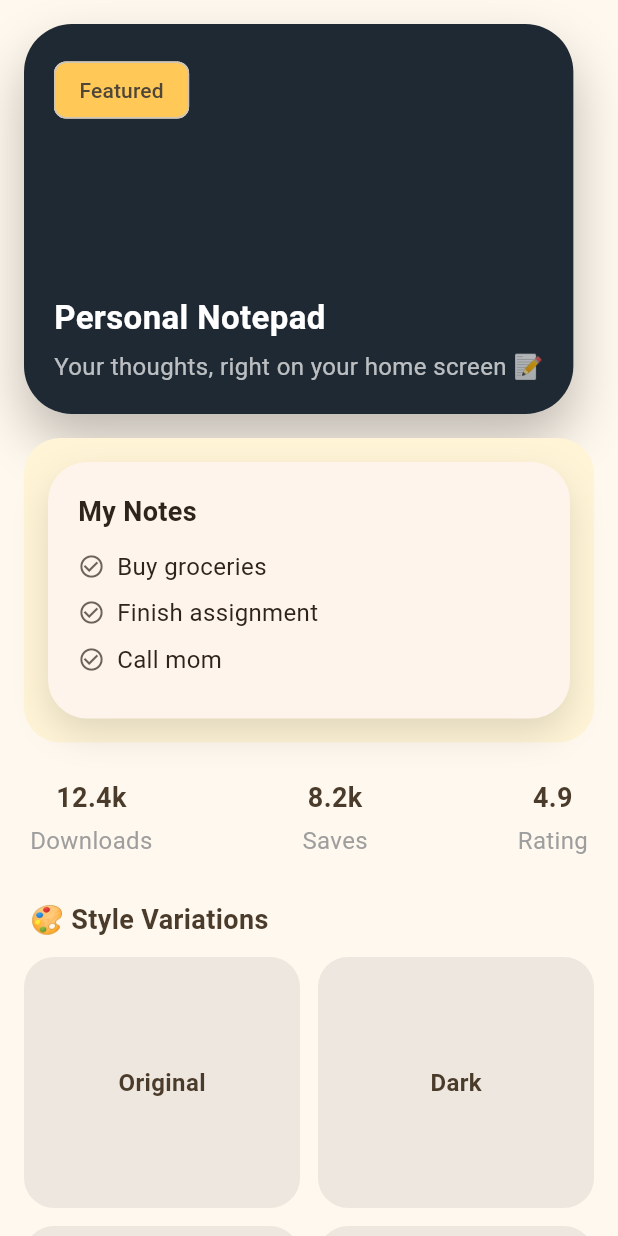
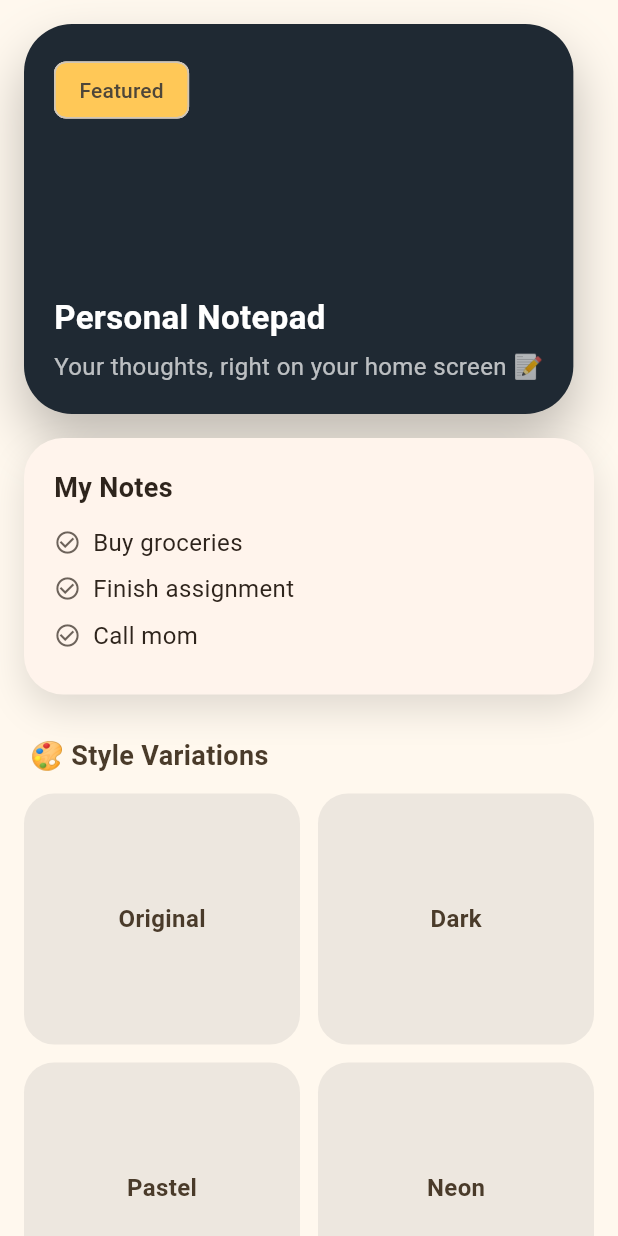
Before and after one commit to rhettTwT/widgetopia-coop, a Flutter app: the NotepadDetailScreen screen opened directly, on a phone screen of 412 x 824 dp. Run offline on Flutter 3.47's test engine with Material 3 defaults, Android fonts, the phone set to English and light mode, and no system bars; our stand-ins replace audioplayers, battery_plus, shared_preferences, table_calendar; accounts and stored records are empty.

Commit message:
Notepad V2

```diff
--- a/flutter_application_1/lib/screens/notpad_detail_screen.dart
+++ b/flutter_application_1/lib/screens/notpad_detail_screen.dart
@@ -43,7 +43,7 @@ class _NotepadDetailScreenState extends State<NotepadDetailScreen> {
           child: Column(
             crossAxisAlignment: CrossAxisAlignment.start,
             children: [
-              /// HERO CARD
+              /// HERO
               Hero(
                 tag: "notepad",
                 child: Material(
@@ -63,9 +63,9 @@ class _NotepadDetailScreenState extends State<NotepadDetailScreen> {
                         ),
                       ],
                     ),
-                    child: Column(
+                    child: const Column(
                       crossAxisAlignment: CrossAxisAlignment.start,
-                      children: const [
+                      children: [
                         Chip(
                           label: Text("Featured"),
                           backgroundColor: Color(0xFFFFC857),
@@ -93,31 +93,7 @@ class _NotepadDetailScreenState extends State<NotepadDetailScreen> {
               /// PREVIEW
               Padding(
                 padding: const EdgeInsets.symmetric(horizontal: 16),
-                child: Container(
-                  padding: const EdgeInsets.all(16),
-                  decoration: BoxDecoration(
-                    color: bgColor,
-                    borderRadius: BorderRadius.circular(24),
-                  ),
-                  child: NotepadWidgetPreview(
-                    theme: theme,
-                  ),
-                ),
-              ),
-
-              const SizedBox(height: 24),
-
-              /// STATS
-              Padding(
-                padding: const EdgeInsets.symmetric(horizontal: 20),
-                child: Row(
-                  mainAxisAlignment: MainAxisAlignment.spaceBetween,
-                  children: const [
-                    _Stat(title: "12.4k", subtitle: "Downloads"),
-                    _Stat(title: "8.2k", subtitle: "Saves"),
-                    _Stat(title: "4.9", subtitle: "Rating"),
-                  ],
-                ),
+                child: NotepadWidgetPreview(theme: theme),
               ),
 
               const SizedBox(height: 28),
@@ -130,6 +106,7 @@ class _NotepadDetailScreenState extends State<NotepadDetailScreen> {
                   style: TextStyle(fontSize: 18, fontWeight: FontWeight.bold),
                 ),
               ),
+
               const SizedBox(height: 12),
 
               Padding(
@@ -147,23 +124,6 @@ class _NotepadDetailScreenState extends State<NotepadDetailScreen> {
                     _StyleCard("Pastel", () => _setTheme("pastel")),
                     _StyleCard("Neon", () => _setTheme("neon")),
                   ],
-                ),
-              ),
-
-              const SizedBox(height: 24),
-
-              /// ABOUT
-              const Padding(
-                padding: EdgeInsets.symmetric(horizontal: 20),
-                child: Text(
-                  "About this widget",
-                  style: TextStyle(fontSize: 18, fontWeight: FontWeight.bold),
-                ),
-              ),
-              const Padding(
-                padding: EdgeInsets.symmetric(horizontal: 20, vertical: 8),
-                child: Text(
-                  "The notepad widget lets you quickly jot down thoughts, todos, and reminders directly on your home screen. Customize its look to match your vibe.",
                 ),
               ),
 
@@ -185,9 +145,7 @@ class _NotepadDetailScreenState extends State<NotepadDetailScreen> {
                       id: DateTime.now().millisecondsSinceEpoch.toString(),
                       type: "notepad",
                       title: "Personal Notepad",
-                      config: {
-                        "theme": theme,
-                      },
+                      config: {"theme": theme},
                       createdAt: DateTime.now(),
                     );
 
@@ -203,16 +161,9 @@ class _NotepadDetailScreenState extends State<NotepadDetailScreen> {
 
               const SizedBox(height: 16),
 
-              /// BACK
               Padding(
                 padding: const EdgeInsets.symmetric(horizontal: 20),
                 child: OutlinedButton(
-                  style: OutlinedButton.styleFrom(
-                    minimumSize: const Size(double.infinity, 52),
-                    shape: RoundedRectangleBorder(
-                      borderRadius: BorderRadius.circular(18),
-                    ),
-                  ),
                   onPressed: () => Navigator.pop(context),
                   child: const Text("Back"),
                 ),
@@ -223,26 +174,6 @@ class _NotepadDetailScreenState extends State<NotepadDetailScreen> {
           ),
         ),
       ),
-    );
-  }
-}
-
-/// -------- UI COMPONENTS --------
-
-class _Stat extends StatelessWidget {
-  final String title;
-  final String subtitle;
-
-  const _Stat({required this.title, required this.subtitle});
-
-  @override
-  Widget build(BuildContext context) {
-    return Column(
-      children: [
-        Text(title, style: const TextStyle(fontSize: 18, fontWeight: FontWeight.bold)),
-        const SizedBox(height: 4),
-        Text(subtitle, style: const TextStyle(color: Colors.grey)),
-      ],
     );
   }
 }
@@ -263,10 +194,7 @@ class _StyleCard extends StatelessWidget {
           borderRadius: BorderRadius.circular(20),
           color: const Color(0xFFEDE7DF),
         ),
-        child: Text(
-          label,
-          style: const TextStyle(fontWeight: FontWeight.w600),
-        ),
+        child: Text(label, style: const TextStyle(fontWeight: FontWeight.w600)),
       ),
     );
   }
--- a/flutter_application_1/lib/widgets/notepad_widget_preview.dart
+++ b/flutter_application_1/lib/widgets/notepad_widget_preview.dart
@@ -3,7 +3,7 @@ import 'package:flutter/material.dart';
 class NotepadWidgetPreview extends StatelessWidget {
   final String title;
   final List<String> previewItems;
-  final bool dark;
+  final String theme; // original, dark, pastel, neon
 
   const NotepadWidgetPreview({
     super.key,
@@ -13,19 +13,35 @@ class NotepadWidgetPreview extends StatelessWidget {
       "Finish assignment",
       "Call mom",
     ],
-    this.dark = false, required String theme,
+    this.theme = "original",
   });
+
+  Color get _bg {
+    switch (theme) {
+      case "dark":
+        return const Color(0xFF1F2933);
+      case "pastel":
+        return const Color(0xFFFFE4EC);
+      case "neon":
+        return const Color(0xFF2B0015);
+      default:
+        return const Color(0xFFFFF4EC);
+    }
+  }
+
+  Color get _fg {
+    return theme == "dark" || theme == "neon"
+        ? Colors.white
+        : const Color(0xFF2E241C);
+  }
 
   @override
   Widget build(BuildContext context) {
-    final bg = dark ? const Color(0xFF1F2933) : const Color(0xFFFFF4EC);
-    final fg = dark ? Colors.white : const Color(0xFF2E241C);
-
     return Container(
       width: double.infinity,
       padding: const EdgeInsets.all(20),
       decoration: BoxDecoration(
-        color: bg,
+        color: _bg,
         borderRadius: BorderRadius.circular(26),
         boxShadow: [
           BoxShadow(
@@ -38,12 +54,14 @@ class NotepadWidgetPreview extends StatelessWidget {
       child: Column(
         crossAxisAlignment: CrossAxisAlignment.start,
         children: [
-          Text(title,
+          Text(
+            title,
             style: TextStyle(
-                color: fg,
+              color: _fg,
               fontSize: 18,
               fontWeight: FontWeight.bold,
-              )),
+            ),
+          ),
           const SizedBox(height: 12),
 
           ...previewItems.take(3).map(
@@ -52,12 +70,12 @@ class NotepadWidgetPreview extends StatelessWidget {
               child: Row(
                 children: [
                   Icon(Icons.check_circle_outline,
-                          size: 18, color: fg.withOpacity(0.7)),
+                      size: 18, color: _fg.withOpacity(0.7)),
                   const SizedBox(width: 8),
                   Expanded(
                     child: Text(
                       item,
-                          style: TextStyle(color: fg),
+                      style: TextStyle(color: _fg),
                       overflow: TextOverflow.ellipsis,
                     ),
                   ),
```
Lines whose indentation alone changed are shown as unchanged.
